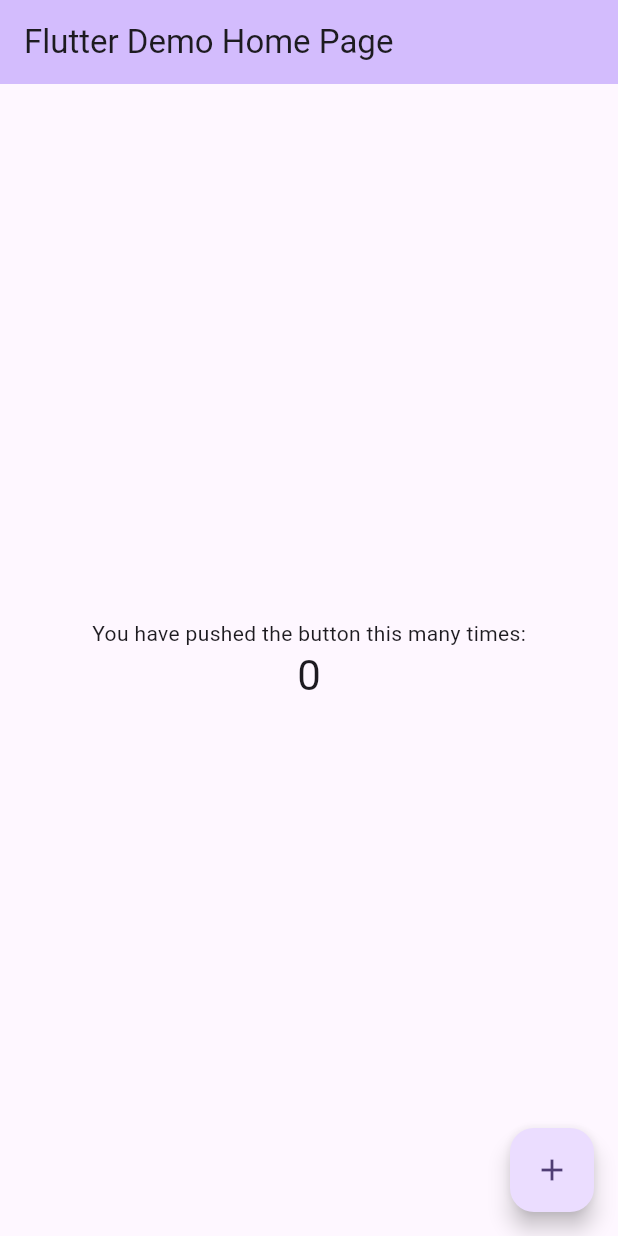
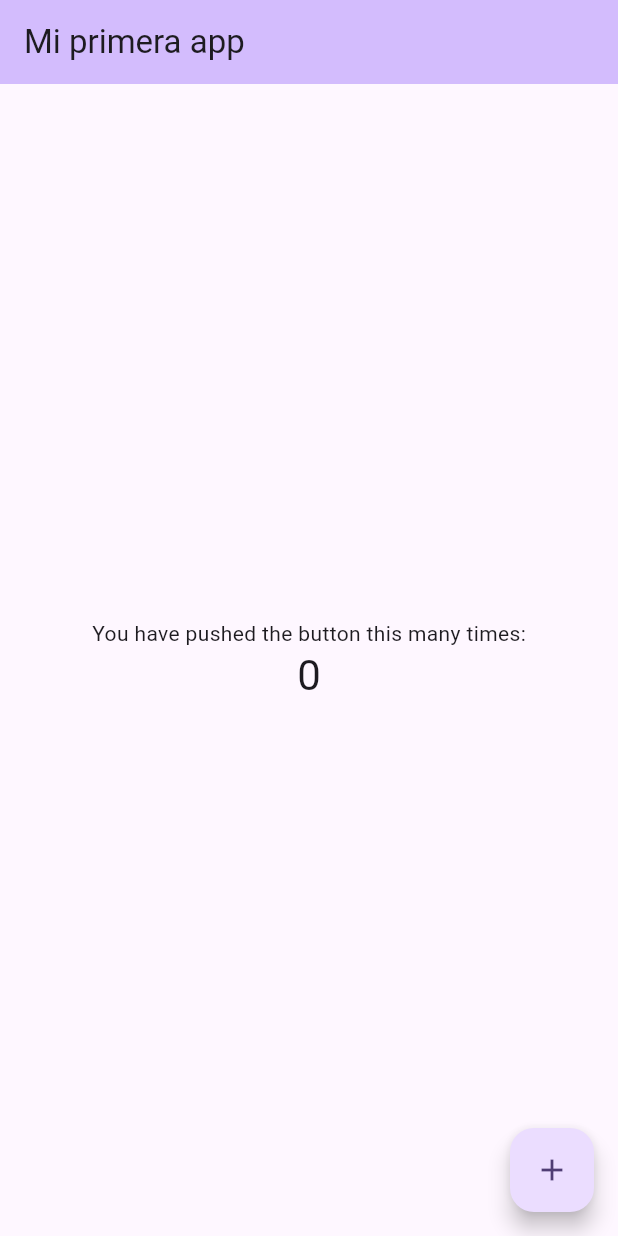
Before and after one commit to Yuri-Lib4/app_nuevo, a Flutter app: the screen it shows after launch, on a phone screen of 412 x 824 dp. Run offline on Flutter 3.47's test engine with Material 2 defaults, Android fonts, the phone set to English and light mode, and no system bars.

```diff
--- a/lib/main.dart
+++ b/lib/main.dart
@@ -31,7 +31,7 @@ class MyApp extends StatelessWidget {
         colorScheme: ColorScheme.fromSeed(seedColor: Colors.deepPurple),
         useMaterial3: true,
       ),
-      home: const MyHomePage(title: 'Flutter Demo Home Page'),
+      home: const MyHomePage(title: 'Mi primera app'),
     );
   }
 }
```
